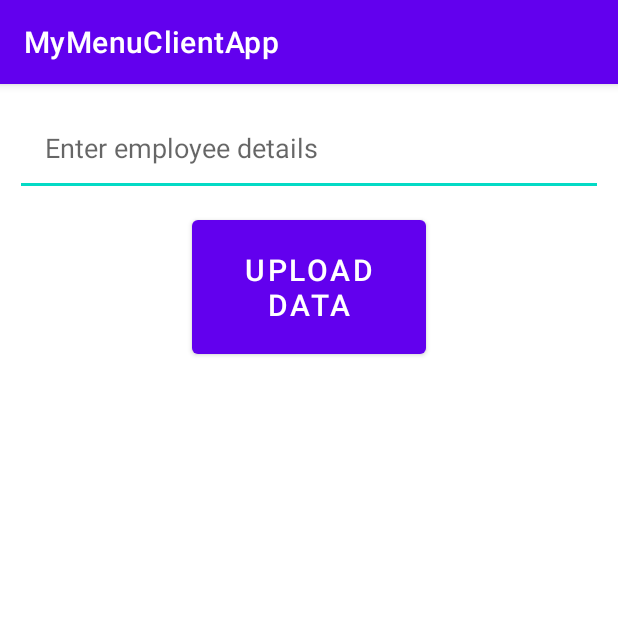
After one commit to Omrisha/MyMenuClientApp, an Android app: the EmployeeActivity screen opened directly, with no data from a screen before it, on a phone screen of 412 x 824 dp, the top half of it. The commit adds this screen. Run offline under Robolectric (Android 15) with nearby library versions, the phone set to English and light mode, and no system bars; libraries missing offline, so code that uses them is left out: io.realm, io.realm.mongodb, org.bson; 4 statements that could not run were skipped.

Commit message:
Added EmployeeActivity

```diff
--- a/app/src/main/AndroidManifest.xml
+++ b/app/src/main/AndroidManifest.xml
@@ -13,6 +13,7 @@
         android:supportsRtl="true"
         android:theme="@style/Theme.MyMenuClientApp">
         <activity android:name=".FoodActivity"></activity>
+        <activity android:name=".EmployeeActivity" />
         <activity android:name=".ClientsActivity" />
         <activity android:name=".MainActivity">
             <intent-filter>
--- /dev/null
+++ b/app/src/main/java/com/example/mymenuclientapp/EmployeeActivity.java
@@ -0,0 +1,77 @@
+package com.example.mymenuclientapp;
+
+import android.os.Bundle;
+import android.util.Log;
+import android.view.View;
+import android.widget.Button;
+import android.widget.EditText;
+
+import androidx.appcompat.app.AppCompatActivity;
+
+import org.bson.Document;
+
+import io.realm.Realm;
+import io.realm.mongodb.App;
+import io.realm.mongodb.AppConfiguration;
+import io.realm.mongodb.Credentials;
+import io.realm.mongodb.User;
+import io.realm.mongodb.mongo.MongoClient;
+import io.realm.mongodb.mongo.MongoCollection;
+import io.realm.mongodb.mongo.MongoDatabase;
+
+public class EmployeeActivity extends AppCompatActivity {
+
+    String Appid = "mongodbconnection-wueda";
+    private Button button;
+    private EditText editText;
+    MongoDatabase mongoDatabase;
+    MongoClient mongoClient;
+
+    @Override
+    protected void onCreate(Bundle savedInstanceState) {
+        super.onCreate(savedInstanceState);
+        setContentView(R.layout.activty_employees);
+        editText = (EditText) findViewById(R.id.new_employee);
+        button = (Button) findViewById(R.id.employee_upload_button);
+
+
+        Realm.init(this);
+        App app = new App(new AppConfiguration.Builder(Appid).build());
+
+        Credentials credentials = Credentials.anonymous();
+        app.loginAsync(credentials, new App.Callback<User>() {
+            @Override
+            public void onResult(App.Result<User> result) {
+                if (result.isSuccess()) {
+                    Log.v("User", "Logged in Anonymously");
+                } else {
+                    Log.v("User", "Failed to Login ");
+                }
+            }
+        });
+
+
+        button.setOnClickListener(new View.OnClickListener() {
+            @Override
+            public void onClick(View view) {
+                User user = app.currentUser();
+                mongoClient = user.getMongoClient("mongodb-atlas");
+                mongoDatabase = mongoClient.getDatabase("Employee");
+                MongoCollection<Document> mongoCollection = mongoDatabase.getCollection("Employees");
+
+                mongoCollection.insertOne(new Document("userid", user.getId()).append("data", editText.getText().toString())).getAsync(result -> {
+                    Log.v("userid", user.getId());
+                    Log.v("data", editText.getText().toString());
+                    if (result.isSuccess()) {
+                        Log.v("Data", "Data inserted Successfully");
+
+                    } else {
+                        Log.v("Data", "Error ");
+                    }
+                });
+            }
+        });
+
+
+    }
+}
--- a/app/src/main/java/com/example/mymenuclientapp/MainActivity.kt
+++ b/app/src/main/java/com/example/mymenuclientapp/MainActivity.kt
@@ -28,6 +28,12 @@ class MainActivity : AppCompatActivity() {
             val intent = Intent(this, FoodActivity::class.java)
             startActivity(intent)
         }
+
+        val employees = findViewById<Button>(R.id.employees_button)
+        employees.setOnClickListener {
+            val intent = Intent(this, EmployeeActivity::class.java)
+            startActivity(intent)
+        }
     }
 
     private fun configureAmplify() {
--- a/app/src/main/res/layout/activity_main.xml
+++ b/app/src/main/res/layout/activity_main.xml
@@ -33,10 +33,10 @@
         android:text="Food Management"/>
 
     <androidx.appcompat.widget.AppCompatButton
-        android:id="@+id/third_button"
+        android:id="@+id/employees_button"
         android:layout_width="wrap_content"
         android:layout_height="wrap_content"
         android:layout_margin="10dp"
         android:background="@drawable/button_design"
-        android:text="Other"/>
+        android:text="Employees"/>
 </LinearLayout>
--- /dev/null
+++ b/app/src/main/res/layout/activty_employees.xml
@@ -0,0 +1,27 @@
+<?xml version="1.0" encoding="utf-8"?>
+<LinearLayout xmlns:android="http://schemas.android.com/apk/res/android"
+    xmlns:app="http://schemas.android.com/apk/res-auto"
+    xmlns:tools="http://schemas.android.com/tools"
+    android:layout_width="match_parent"
+    android:layout_height="match_parent"
+    android:orientation="vertical"
+    tools:context=".MainActivity">
+
+    <EditText
+        android:id="@+id/new_employee"
+        android:layout_width="match_parent"
+        android:layout_height="wrap_content"
+        android:layout_margin="10dp"
+        android:hint="Enter employee details"
+        android:padding="20dp" />
+
+    <Button
+        android:id="@+id/employee_upload_button"
+        android:layout_width="156dp"
+        android:layout_height="101dp"
+        android:layout_gravity="center_horizontal"
+        android:text="Upload Data"
+        android:textSize="20dp" />
+
+
+</LinearLayout>
--- a/build.gradle
+++ b/build.gradle
@@ -3,17 +3,16 @@ buildscript {
     ext.kotlin_version = "1.5.0"
     repositories {
         google()
-        mavenCentral()
+        jcenter()
     }
     dependencies {
         classpath "com.android.tools.build:gradle:4.2.1"
         classpath "org.jetbrains.kotlin:kotlin-gradle-plugin:$kotlin_version"
-
+        classpath "io.realm:realm-gradle-plugin:10.6.0"
         // NOTE: Do not place your application dependencies here; they belong
         // in the individual module build.gradle files
     }
 }
-
 allprojects {
     repositories {
         google()
```
Also changed, not shown: app/build.gradle (+7 -0 lines).
